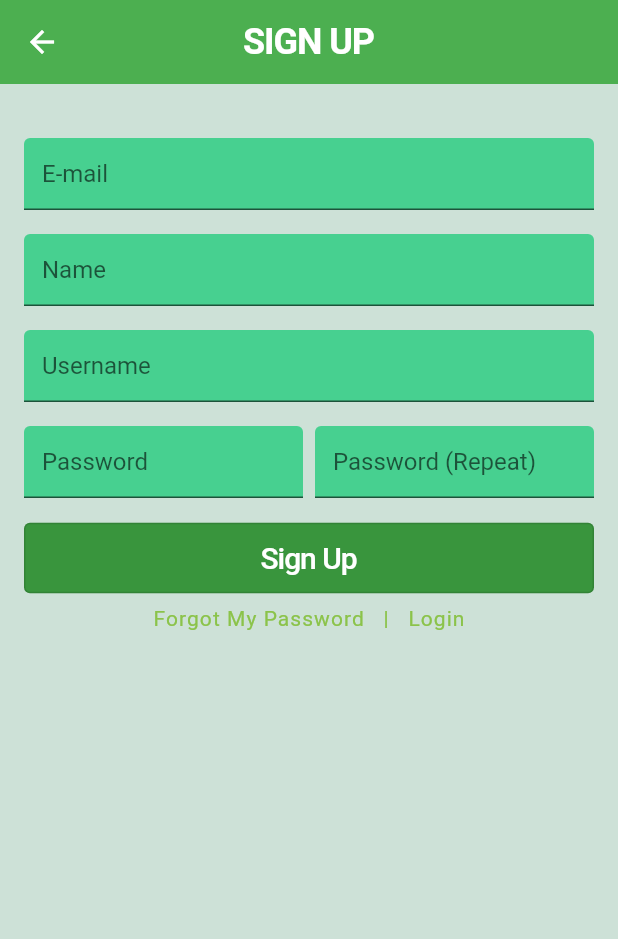
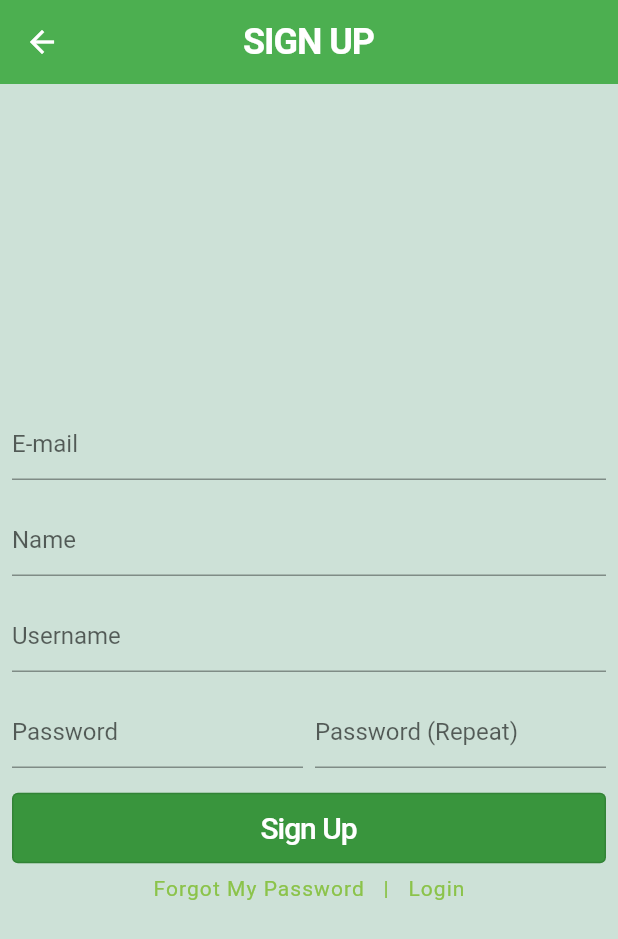
Before and after one commit to NacNaktu/CS310-App, a Flutter app: the SignUp screen opened by its route, on a phone screen of 412 x 824 dp. Shown: the top 939 px of the screen. Run offline on Flutter 3.47's test engine with Material 2 defaults, Android fonts, the phone set to English and light mode, and no system bars; our stand-ins replace email_validator, shared_preferences; missing offline and left inert: dart:html; accounts and stored records are empty; network calls fail.

Commit message:
recent changes

```diff
--- a/lib/objects/Notif.dart
+++ b/lib/objects/Notif.dart
@@ -1,7 +1,7 @@
-import 'dart:html';
-import 'dart:js';
+
+
 import 'package:flutter/material.dart';
-import 'package:cs310projectpart/main.dart';
+
 
 
 class NotifCardFollow extends StatelessWidget {
--- a/lib/routes/signup.dart
+++ b/lib/routes/signup.dart
@@ -65,17 +65,12 @@ class _SignUpState extends State<SignUp> {
         centerTitle: true,
         elevation: 0.0,
       ),
-      body: Padding(
-        padding: Dimen.regularPadding,
-        child: ListView(
-          children: <Widget>[
-            SizedBox(
-              height: 20.0,
-            ),
-            Column(
+      body: Column(
         mainAxisAlignment: MainAxisAlignment.center,
         children: [
-                Form(
+          Padding(
+            padding: const EdgeInsets.all(8.0),
+            child: Form(
               key: _formKey,
               child: Column(
                 children: [
@@ -85,8 +80,7 @@ class _SignUpState extends State<SignUp> {
                         flex: 1,
                         child: TextFormField(
                           decoration: InputDecoration(
-                                fillColor: AppColors.secondary,
-                                filled: true,
+
                             hintText: 'E-mail',
                             labelStyle: labelStyle,
                             errorStyle: errorStyle,
@@ -117,8 +111,7 @@ class _SignUpState extends State<SignUp> {
                         flex: 1,
                         child: TextFormField(
                           decoration: InputDecoration(
-                                fillColor: AppColors.secondary,
-                                filled: true,
+
                             hintText: 'Name',
                             labelStyle: labelStyle,
                             errorStyle: errorStyle,
@@ -146,8 +139,7 @@ class _SignUpState extends State<SignUp> {
                         flex: 1,
                         child: TextFormField(
                           decoration: InputDecoration(
-                                fillColor: AppColors.secondary,
-                                filled: true,
+
                             hintText: 'Username',
                             labelStyle: labelStyle,
                             errorStyle: errorStyle,
@@ -178,8 +170,7 @@ class _SignUpState extends State<SignUp> {
                         flex: 1,
                         child: TextFormField(
                           decoration: InputDecoration(
-                                fillColor: AppColors.secondary,
-                                filled: true,
+
                             hintText: 'Password',
                             labelStyle: labelStyle,
                             errorStyle: errorStyle,
@@ -207,8 +198,7 @@ class _SignUpState extends State<SignUp> {
                         flex: 1,
                         child: TextFormField(
                           decoration: InputDecoration(
-                                fillColor: AppColors.secondary,
-                                filled: true,
+
                             hintText: 'Password (Repeat)',
                             labelStyle: labelStyle,
                             errorStyle: errorStyle,
@@ -299,10 +289,8 @@ class _SignUpState extends State<SignUp> {
                 ],
               ),
             ),
-              ],
           ),
         ],
-        ),
       ),
     );
   }
--- a/lib/utils/classes.dart
+++ b/lib/utils/classes.dart
@@ -1,6 +1,46 @@
+// ignore: avoid_web_libraries_in_flutter
+import 'dart:html';
+
 class Notif {
   String note;
   String date;
 
   Notif({this.note, this.date});
 }
+
+class Comment {
+  int likes;
+  String comment;
+  DateInputElement date;
+
+  Comment({this.likes, this.comment, this.date});
+}
+
+
+class Post {
+  User sender;
+  int likes;
+  int dislike;
+  int commentNum;
+  String image;
+  String comments;
+  DateInputElement date;
+  List<Comment> commentList;
+
+  Post({this.likes, this.comments, this.date});
+}
+
+class User{
+  String name, surname, username;
+  int followers, following, posts;
+  List<Post> postList;
+
+  User({this.name, this.surname, this.username, this.followers, this.following, this.posts});
+}
+
+
+class NotifCard {
+  String message, follow, like;
+
+  NotifCard({this.message, this.follow, this.like});
+}
```
Also changed, not shown: lib/objects/Post.dart (+104 -24 lines), lib/objects/SearchResult.dart (deleted, +0 -43 lines), lib/objects/User.dart (+9 -28 lines), lib/objects/main.dart (deleted, +0 -30 lines), lib/routes/feed.dart (+6 -7 lines), lib/utils/grid_view.dart (+18 -0 lines). Lines whose indentation alone changed are shown as unchanged.
